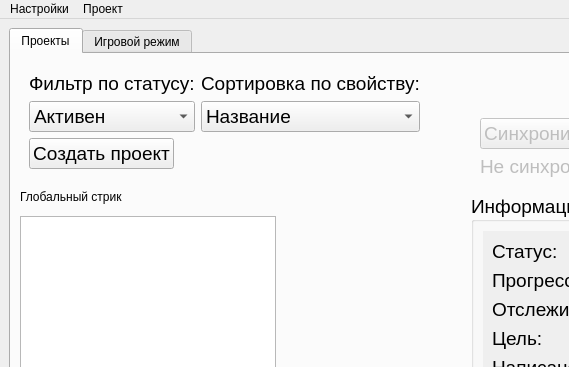
This is UI template/main_window.ui in nevskyforever/nfprogress as Qt 5 draws it before an edit; both pictures show x 0 to 569 and y 0 to 367 of the 1104 by 765 pixel window. The edited form follows.
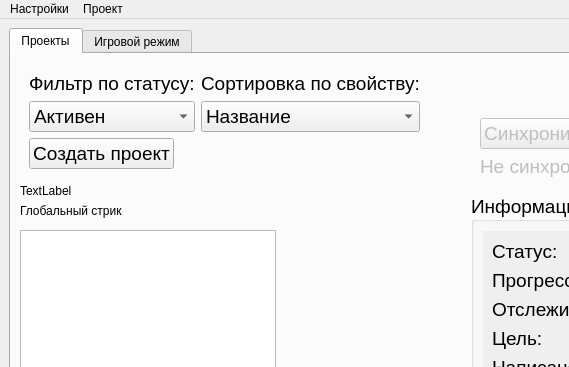
This is the edited form.

The edit to the form file:
```diff
--- a/UI template/main_window.ui
+++ b/UI template/main_window.ui
@@ -636,6 +636,13 @@
           </property>
          </widget>
         </item>
+        <item row="2" column="0">
+         <widget class="QLabel" name="written_today_in_all_projects_label">
+          <property name="text">
+           <string>TextLabel</string>
+          </property>
+         </widget>
+        </item>
        </layout>
        <zorder>project_detail_widget</zorder>
        <zorder>btns_create_filter</zorder>
```
Left out of the diff: 1 changed line with no effect on the pictures.
